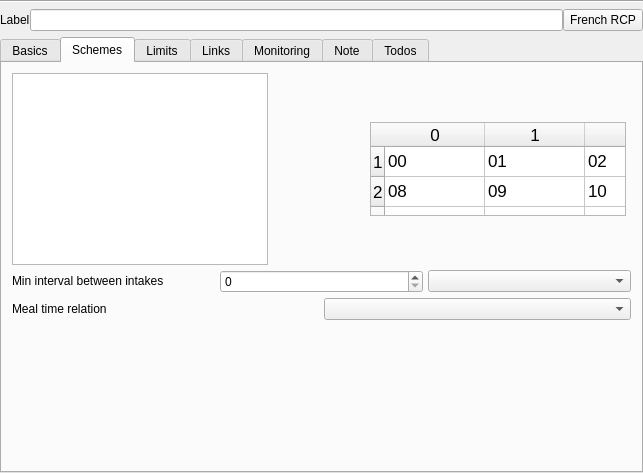
FreeHealth/freehealth, file plugins/drugsplugin/dosagedialog/mfDosageViewer.ui: the form before one commit.
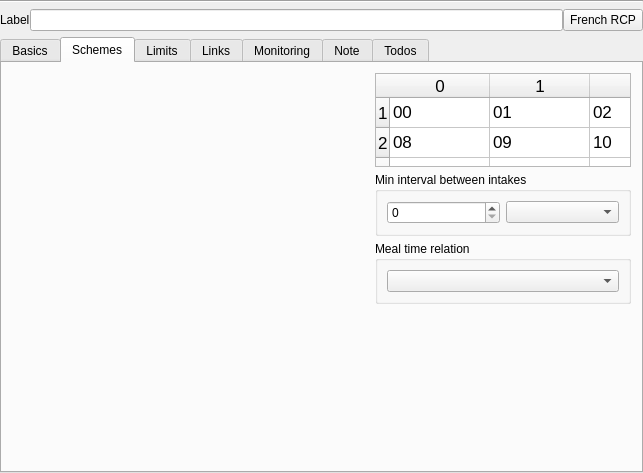
The form after the commit. Custom widgets are drawn as their Qt base class.

Commit message: New daily scheme prescriptor (with repeat or distribute mode)

Diff of the .ui file:
```diff
--- a/plugins/drugsplugin/dosagedialog/mfDosageViewer.ui
+++ b/plugins/drugsplugin/dosagedialog/mfDosageViewer.ui
@@ -374,115 +374,7 @@
        <property name="spacing">
         <number>5</number>
        </property>
-       <item row="2" column="0" colspan="4">
-        <layout class="QHBoxLayout" name="horizontalLayout">
-         <item>
-          <widget class="QLabel" name="label_11">
-           <property name="sizePolicy">
-            <sizepolicy hsizetype="Minimum" vsizetype="Preferred">
-             <horstretch>0</horstretch>
-             <verstretch>0</verstretch>
-            </sizepolicy>
-           </property>
-           <property name="minimumSize">
-            <size>
-             <width>0</width>
-             <height>22</height>
-            </size>
-           </property>
-           <property name="maximumSize">
-            <size>
-             <width>16777215</width>
-             <height>22</height>
-            </size>
-           </property>
-           <property name="text">
-            <string>Min interval between intakes</string>
-           </property>
-          </widget>
-         </item>
-         <item>
-          <widget class="QSpinBox" name="minIntervalIntakesSpin"/>
-         </item>
-         <item>
-          <widget class="QComboBox" name="intervalTimeSchemeCombo">
-           <property name="sizePolicy">
-            <sizepolicy hsizetype="Minimum" vsizetype="Fixed">
-             <horstretch>0</horstretch>
-             <verstretch>0</verstretch>
-            </sizepolicy>
-           </property>
-           <property name="minimumSize">
-            <size>
-             <width>0</width>
-             <height>0</height>
-            </size>
-           </property>
-           <property name="maximumSize">
-            <size>
-             <width>16777215</width>
-             <height>16777215</height>
-            </size>
-           </property>
-          </widget>
-         </item>
-        </layout>
-       </item>
-       <item row="4" column="0" colspan="4">
-        <layout class="QHBoxLayout" name="horizontalLayout_2">
-         <item>
-          <widget class="QLabel" name="mealtimerelation">
-           <property name="text">
-            <string>Meal time relation</string>
-           </property>
-          </widget>
-         </item>
-         <item>
-          <widget class="QComboBox" name="mealTimeCombo"/>
-         </item>
-        </layout>
-       </item>
-       <item row="1" column="0">
-        <widget class="QTableView" name="dailySchemeView">
-         <property name="sizePolicy">
-          <sizepolicy hsizetype="Fixed" vsizetype="Expanding">
-           <horstretch>0</horstretch>
-           <verstretch>0</verstretch>
-          </sizepolicy>
-         </property>
-         <property name="editTriggers">
-          <set>QAbstractItemView::AllEditTriggers</set>
-         </property>
-         <property name="alternatingRowColors">
-          <bool>true</bool>
-         </property>
-         <property name="selectionMode">
-          <enum>QAbstractItemView::SingleSelection</enum>
-         </property>
-         <property name="selectionBehavior">
-          <enum>QAbstractItemView::SelectRows</enum>
-         </property>
-         <attribute name="horizontalHeaderVisible">
-          <bool>false</bool>
-         </attribute>
-         <attribute name="horizontalHeaderStretchLastSection">
-          <bool>true</bool>
-         </attribute>
-         <attribute name="verticalHeaderVisible">
-          <bool>false</bool>
-         </attribute>
-         <attribute name="verticalHeaderVisible">
-          <bool>false</bool>
-         </attribute>
-         <attribute name="horizontalHeaderStretchLastSection">
-          <bool>true</bool>
-         </attribute>
-         <attribute name="horizontalHeaderVisible">
-          <bool>false</bool>
-         </attribute>
-        </widget>
-       </item>
-       <item row="1" column="2">
+       <item row="1" column="3">
         <widget class="QTableWidget" name="hourlyTableWidget">
          <property name="sizePolicy">
           <sizepolicy hsizetype="Preferred" vsizetype="Preferred">
@@ -693,7 +585,7 @@
          </item>
         </widget>
        </item>
-       <item row="5" column="2">
+       <item row="5" column="3">
         <spacer name="verticalSpacer_2">
          <property name="orientation">
           <enum>Qt::Vertical</enum>
@@ -706,7 +598,7 @@
          </property>
         </spacer>
        </item>
-       <item row="1" column="1">
+       <item row="1" column="2">
         <spacer name="horizontalSpacer">
          <property name="orientation">
           <enum>Qt::Horizontal</enum>
@@ -719,6 +611,59 @@
          </property>
         </spacer>
        </item>
+       <item row="1" column="0" rowspan="5" colspan="2">
+        <widget class="DrugsWidget::Internal::DailySchemeViewer" name="dailyScheme" native="true"/>
+       </item>
+       <item row="2" column="3">
+        <widget class="QGroupBox" name="groupBox_10">
+         <property name="title">
+          <string>Min interval between intakes</string>
+         </property>
+         <layout class="QGridLayout" name="gridLayout_18">
+          <item row="0" column="0">
+           <layout class="QHBoxLayout" name="horizontalLayout">
+            <item>
+             <widget class="QSpinBox" name="minIntervalIntakesSpin"/>
+            </item>
+            <item>
+             <widget class="QComboBox" name="intervalTimeSchemeCombo">
+              <property name="sizePolicy">
+               <sizepolicy hsizetype="Minimum" vsizetype="Fixed">
+                <horstretch>0</horstretch>
+                <verstretch>0</verstretch>
+               </sizepolicy>
+              </property>
+              <property name="minimumSize">
+               <size>
+                <width>0</width>
+                <height>0</height>
+               </size>
+              </property>
+              <property name="maximumSize">
+               <size>
+                <width>16777215</width>
+                <height>16777215</height>
+               </size>
+              </property>
+             </widget>
+            </item>
+           </layout>
+          </item>
+         </layout>
+        </widget>
+       </item>
+       <item row="3" column="3">
+        <widget class="QGroupBox" name="groupBox_11">
+         <property name="title">
+          <string>Meal time relation</string>
+         </property>
+         <layout class="QGridLayout" name="gridLayout_19">
+          <item row="0" column="0">
+           <widget class="QComboBox" name="mealTimeCombo"/>
+          </item>
+         </layout>
+        </widget>
+       </item>
       </layout>
      </widget>
      <widget class="QWidget" name="tabLimits">
@@ -1115,6 +1060,14 @@
    </item>
   </layout>
  </widget>
+ <customwidgets>
+  <customwidget>
+   <class>DrugsWidget::Internal::DailySchemeViewer</class>
+   <extends>QWidget</extends>
+   <header location="global">drugswidget/dailyschemeviewer.h</header>
+   <container>1</container>
+  </customwidget>
+ </customwidgets>
  <tabstops>
   <tabstop>labelLineEdit</tabstop>
   <tabstop>fromToIntakesCheck</tabstop>
```
Left out of the diff: 1 changed line with no effect on the pictures. The commit also changes 17 other files.
